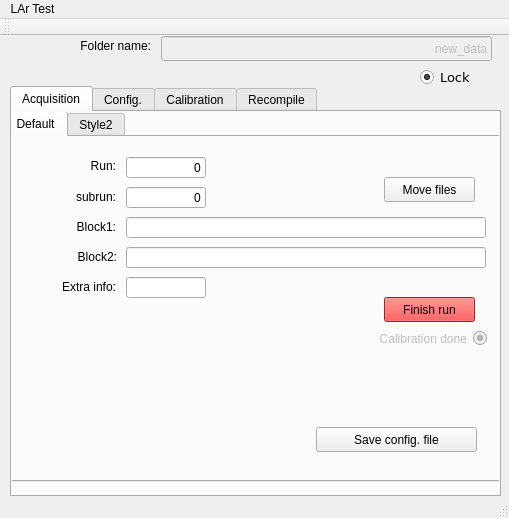
This is move_files/move_files/mainwindow.ui in hvsouza/CAEN_Digitizer as Qt 5 draws it before an edit. The edited form follows.
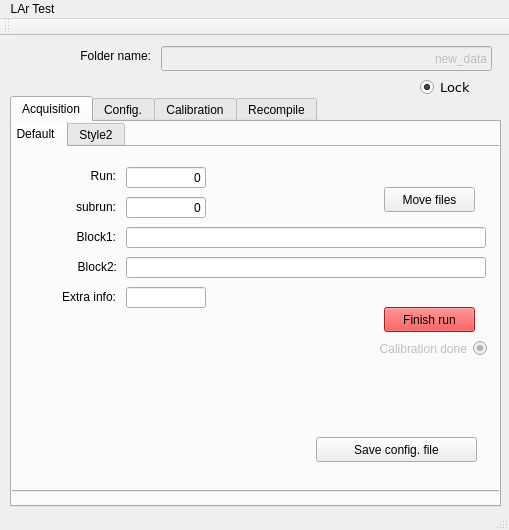
This is the edited form.

```diff
--- a/move_files/move_files/mainwindow.ui
+++ b/move_files/move_files/mainwindow.ui
@@ -7,7 +7,7 @@
     <x>0</x>
     <y>0</y>
     <width>509</width>
-    <height>518</height>
+    <height>530</height>
    </rect>
   </property>
   <property name="sizePolicy">
@@ -33,7 +33,7 @@
     <property name="geometry">
      <rect>
       <x>161</x>
-      <y>0</y>
+      <y>10</y>
       <width>331</width>
       <height>25</height>
      </rect>
@@ -61,7 +61,7 @@
     <property name="geometry">
      <rect>
       <x>10</x>
-      <y>50</y>
+      <y>60</y>
       <width>491</width>
       <height>411</height>
      </rect>
@@ -3062,7 +3062,7 @@
     <property name="geometry">
      <rect>
       <x>20</x>
-      <y>0</y>
+      <y>10</y>
       <width>131</width>
       <height>20</height>
      </rect>
@@ -3081,7 +3081,7 @@
     <property name="geometry">
      <rect>
       <x>420</x>
-      <y>30</y>
+      <y>40</y>
       <width>71</width>
       <height>23</height>
      </rect>
```
